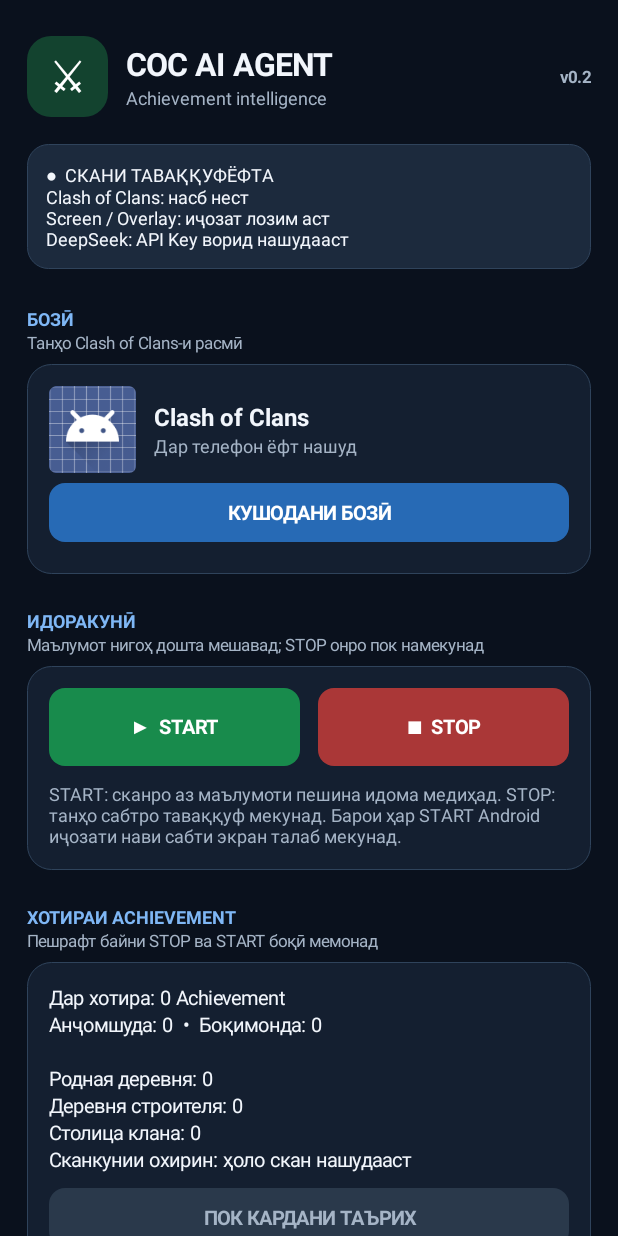
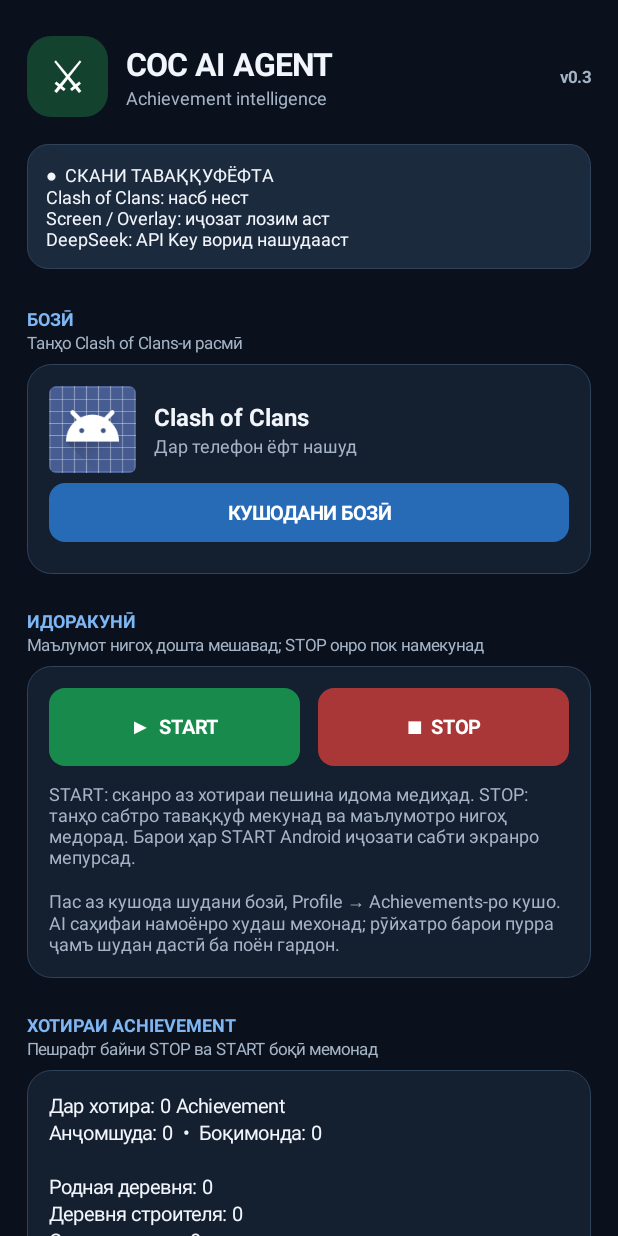
Before and after one commit to Khayom1/COC-AI-Agent, an Android app: the screen it shows after launch (MainActivity), on a phone screen of 412 x 824 dp. Run offline under Robolectric (Android 15) with nearby library versions, the phone set to English and light mode, and no system bars.

Commit message:
Clarify safe user navigation and update UI version label

```diff
--- a/app/src/main/java/com/khayom/cocai/MainActivity.kt
+++ b/app/src/main/java/com/khayom/cocai/MainActivity.kt
@@ -111,7 +111,7 @@ class MainActivity : Activity() {
         titleBox.addView(label("Achievement intelligence", 12f, MUTED, false))
         header.addView(mark)
         header.addView(titleBox, LinearLayout.LayoutParams(0, ViewGroup.LayoutParams.WRAP_CONTENT, 1f))
-        header.addView(label("v0.2", 11f, MUTED, true))
+        header.addView(label("v0.3", 11f, MUTED, true))
         root.addView(header)
         root.addView(space(18))
 
@@ -163,7 +163,7 @@ class MainActivity : Activity() {
         sessionCard.addView(sessionButtons)
         sessionCard.addView(space(10))
         sessionCard.addView(label(
-            "START: сканро аз маълумоти пешина идома медиҳад. STOP: танҳо сабтро таваққуф мекунад. Барои ҳар START Android иҷозати нави сабти экран талаб мекунад.",
+            "START: сканро аз хотираи пешина идома медиҳад. STOP: танҳо сабтро таваққуф мекунад ва маълумотро нигоҳ медорад. Барои ҳар START Android иҷозати сабти экранро мепурсад.\n\nПас аз кушода шудани бозӣ, Profile → Achievements-ро кушо. AI саҳифаи намоёнро худаш мехонад; рӯйхатро барои пурра ҷамъ шудан дастӣ ба поён гардон.",
             12f, MUTED, false
         ))
         root.addView(sessionCard, matchWrap())
```
